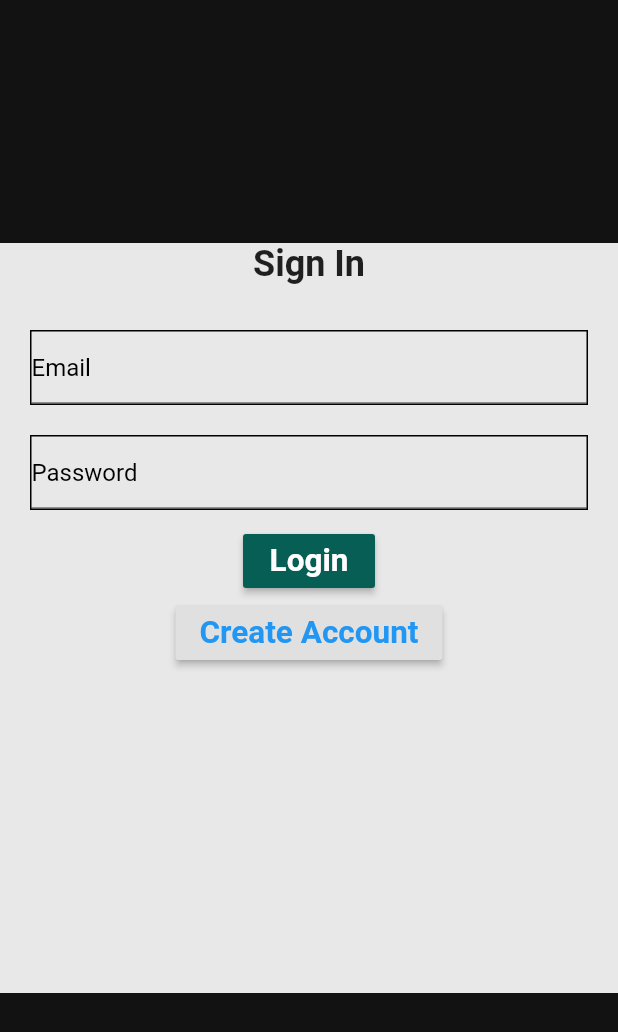
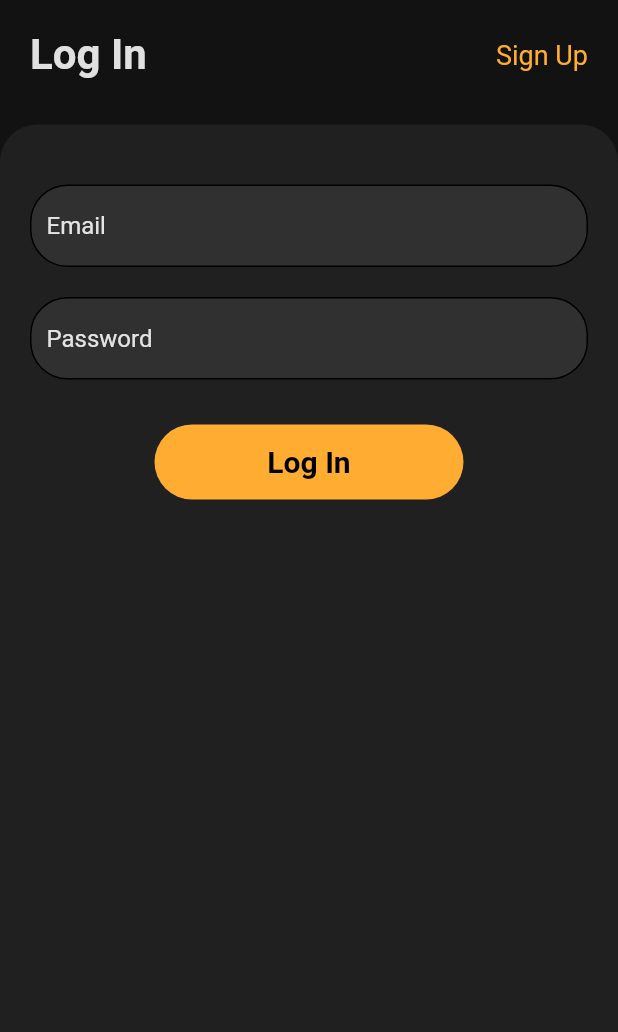
Before and after one commit to melhamin/eChat, a Flutter app: the screen it shows after launch, on a phone screen of 412 x 824 dp. Shown: the top 1032 px of the screen. Run offline on Flutter 3.47's test engine with Material 2 defaults, Android fonts, the light colour scheme and no system bars; our stand-ins replace cached_network_image, cloud_firestore, firebase_auth, firebase_storage, flutter_dotenv, hexcolor and 2 more; accounts and stored records are empty.

Commit message:
fixed login screen

```diff
--- a/lib/providers/auth.dart
+++ b/lib/providers/auth.dart
@@ -36,6 +36,7 @@ class Auth with ChangeNotifier implements BaseAuth {
 
   @override
   Future<String> signIn(String email, String password) async {
+    print('sign in : email ======> $email pass ========> $password');
     AuthResult result = await _firebaseAuth.signInWithEmailAndPassword(
         email: email, password: password);
     FirebaseUser user = result.user;
@@ -46,6 +47,7 @@ class Auth with ChangeNotifier implements BaseAuth {
 
   @override
   Future<String> signUp(String email, String password) async {
+    print('email ======> $email password ----------> $password');
     AuthResult result = await _firebaseAuth.createUserWithEmailAndPassword(
         email: email, password: password);
     FirebaseUser user = result.user;
--- a/lib/screens/auth_screen.dart
+++ b/lib/screens/auth_screen.dart
@@ -2,6 +2,7 @@ import 'package:flutter/material.dart';
 import 'package:hexcolor/hexcolor.dart';
 import 'package:provider/provider.dart';
 import 'package:whatsapp_clone/providers/auth.dart';
+import 'package:whatsapp_clone/widgets/app_bar.dart';
 
 enum AuthMode {
   SignIn,
@@ -23,126 +24,142 @@ class _AuthScreenState extends State<AuthScreen> {
     _formKey = GlobalKey<FormState>();
   }
 
+  Widget _buildFormField(String label, String saveTo,
+          [bool obscureText = false]) =>
+      Container(
+        height: 55,
+        alignment: Alignment.centerLeft,
+        padding: const EdgeInsets.only(left: 10),
+        decoration: BoxDecoration(
+          borderRadius: BorderRadius.circular(25),
+          border: Border.all(),
+          color: Hexcolor('#303030'),
+        ),
+        margin: EdgeInsets.symmetric(horizontal: 20, vertical: 10),
+        child: TextFormField(
+          style: TextStyle(
+            fontSize: 16,
+            color: Colors.white.withOpacity(0.87),
+          ),
+          obscureText: obscureText,
+          decoration: InputDecoration(
+            border: InputBorder.none,
+            hintText: label,
+            hintStyle:
+                TextStyle(color: Colors.white.withOpacity(0.87), fontSize: 16),
+          ),
+          onSaved: (value) => _authData['$saveTo'] = value.trim(),
+          validator: (value) {
+            if (value.isEmpty) return 'Invalid input.';
+            return null;
+          },
+        ),
+      );
+
   @override
   Widget build(BuildContext context) {
-    return Scaffold(
+    final mq = MediaQuery.of(context);
+    return SafeArea(
+      child: Scaffold(
         backgroundColor: Hexcolor('#121212'),
-      body: Center(
+        body: Column(
+          children: [
+            Container(
+              alignment: Alignment.topLeft,
+              padding: const EdgeInsets.only(
+                  left: 20, right: 20, top: 20, bottom: 30),
+              child: Row(
+                mainAxisAlignment: MainAxisAlignment.spaceBetween,
+                children: [
+                  Text(
+                    authMode == AuthMode.SignIn ? 'Log In' : 'Sign Up',
+                    style: TextStyle(
+                        fontSize: 28,
+                        fontWeight: FontWeight.bold,
+                        color: Colors.white.withOpacity(0.87)),
+                  ),
+                  GestureDetector(
+                    child: Text(
+                      authMode == AuthMode.SignIn ? 'Sign Up' : 'Log In',
+                      style: TextStyle(
+                        color: Theme.of(context).accentColor,
+                        fontSize: 18,
+                      ),
+                    ),
+                    onTap: () => setState(() {
+                      if (authMode == AuthMode.SignIn)
+                        authMode = AuthMode.SignUp;
+                      else
+                        authMode = AuthMode.SignIn;
+                    }),
+                  ),
+                ],
+              ),
+            ),
+            Expanded(
               child: Container(
-          color: Colors.white.withOpacity(0.9),
-          height: 500,
                 width: double.infinity,
+                decoration: BoxDecoration(
+                  color: Hexcolor('#202020'),
+                  borderRadius: BorderRadius.only(
+                    topRight: Radius.circular(25),
+                    topLeft: Radius.circular(25),
+                  ),
+                ),
                 child: Column(
                   children: [
-              Text(
-                authMode == AuthMode.SignIn ? 'Sign In' : 'Sign Up',
-                style: TextStyle(fontSize: 24, fontWeight: FontWeight.bold),
-              ),
-              SizedBox(height: 20),
+                    SizedBox(height: 30),
                     Form(
                       key: _formKey,
                       child: Column(
                         children: [
-                    if(authMode == AuthMode.SignUp)
-                    Container(
-                      decoration: BoxDecoration(
-                          border: Border.all(
-                        color: Colors.black,
-                      )),
-                      margin:
-                          EdgeInsets.symmetric(horizontal: 20, vertical: 10),
-                      child: TextFormField(
-                        decoration: InputDecoration(
-                          hintText: 'Username',
-                          hintStyle:
-                              TextStyle(color: Colors.black, fontSize: 16),
+                          if (authMode == AuthMode.SignUp)
+                            AnimatedContainer(
+                              duration: Duration(milliseconds: 200),
+                              height: authMode == AuthMode.SignUp ? 75 : 0,
+                              child: _buildFormField(
+                                  authMode == AuthMode.SignUp ? 'Username' : '',
+                                  'username'),
                             ),
-                        onSaved: (value) => _authData['username'] = value.trim(),
-                        validator: (val) {
-                          if(val.isEmpty) return 'Please enter a username';
-                          return null;
-                        },
+                          _buildFormField(
+                            'Email',
+                            'email',
                           ),
-                    ),
-                    Container(
-                      decoration: BoxDecoration(
-                          border: Border.all(
-                        color: Colors.black,
-                      )),
-                      margin:
-                          EdgeInsets.symmetric(horizontal: 20, vertical: 10),
-                      child: TextFormField(
-                        decoration: InputDecoration(
-                          hintText: 'Email',
-                          hintStyle:
-                              TextStyle(color: Colors.black, fontSize: 16),
-                        ),
-                        onSaved: (value) => _authData['email'] = value.trim(),
-                        validator: (val) {
-                          if(val.isEmpty) return 'Please enter a valid email';
-                          return null;
-                        },
-                      ),
-                    ),
-                    Container(
-                      decoration: BoxDecoration(
-                          border: Border.all(
-                        color: Colors.black,
-                      )),
-                      margin:
-                          EdgeInsets.symmetric(horizontal: 20, vertical: 10),
-                      child: TextFormField(
-                        obscureText: true,
-                        decoration: InputDecoration(
-                          hintText: 'Password',
-                          hintStyle:
-                              TextStyle(color: Colors.black, fontSize: 16),
-                        ),
-                        onSaved: (value) => _authData['password'] = value.trim(),
-                        validator: (val) {
-                          if(val.isEmpty) return 'Please enter a valid password';
-                          return null;
-                        },
-                      ),
-                    ),
-                    Column(
-                      mainAxisAlignment: MainAxisAlignment.spaceAround,
-                      children: [
-                        RaisedButton(
-                          color: Hexcolor('#075E54'),
-                          child: Text(
-                            authMode == AuthMode.SignIn ? 'Login' : 'Sign Up',
-                            style: TextStyle(
-                                fontSize: 21,
-                                fontWeight: FontWeight.bold,
-                                color: Colors.white),
-                          ),
-                          onPressed: () => authMode == AuthMode.SignIn ? _signIn() : _signUp(),
-                        ),
-                        RaisedButton(
-                          child: Text(
-                            authMode == AuthMode.SignIn ? 'Create Account': 'Have account? login',
-                            style: TextStyle(
-                                fontSize: 21,
-                                fontWeight: FontWeight.bold,
-                                color: Colors.blue),
-                          ),
-                          onPressed: () {
-                            setState(() {
-                              if(authMode == AuthMode.SignIn)
-                              authMode = AuthMode.SignUp;
-                              else
-                              authMode = AuthMode.SignIn;
-                            });
-                          },
-                        ),
-                      ],
+                          _buildFormField(
+                            'Password',
+                            'password',
+                            true,
                           ),
                         ],
                       ),
                     ),
+                    SizedBox(height: 20),
+                    GestureDetector(
+                        child: Container(
+                          width: mq.size.width * 0.5,
+                          height: 50,
+                          alignment: Alignment.center,
+                          decoration: BoxDecoration(
+                            color: Theme.of(context).accentColor,
+                            borderRadius: BorderRadius.circular(25),
+                          ),
+                          child: Text(
+                            authMode == AuthMode.SignIn ? 'Log In' : 'Sign Up',
+                            style: TextStyle(
+                              fontSize: 20,
+                              fontWeight: FontWeight.bold,
+                              color: Colors.black,
+                            ),
+                          ),
+                        ),
+                        onTap: () => authMode == AuthMode.SignUp
+                            ? _signUp()
+                            : _signIn()),
                   ],
                 ),
+              ),
+            ),
+          ],
         ),
       ),
     );
@@ -155,15 +172,18 @@ class _AuthScreenState extends State<AuthScreen> {
   };
 
   void _signUp() {
-    if(!_formKey.currentState.validate()) return;
+    if (!_formKey.currentState.validate()) return;
     _formKey.currentState.save();
-    Provider.of<Auth>(context, listen: false).signUp(_authData['email'], _authData['password']);
+    print('singup calle ------------>');
+    Provider.of<Auth>(context, listen: false)
+        .signUp(_authData['email'], _authData['password']);
+  }
 
-  }
   void _signIn() {
-    if(!_formKey.currentState.validate()) return;
+    if (!_formKey.currentState.validate()) return;
     _formKey.currentState.save();
-    Provider.of<Auth>(context, listen: false).signIn(_authData['email'], _authData['password']);
-
+    print('sign in calle ------------>');
+    Provider.of<Auth>(context, listen: false)
+        .signIn(_authData['email'], _authData['password']);
   }
 }
--- a/lib/screens/chat_item_screen.dart
+++ b/lib/screens/chat_item_screen.dart
@@ -300,7 +300,7 @@ class _ChatItemScreenState extends State<ChatItemScreen> {
               topRight: Radius.circular(25),
               topLeft: Radius.circular(25),
             ),
-                      child: StreamBuilder(
+            child: StreamBuilder(
                 stream: stream(),
                 builder: (ctx, snapshots) {
                   // print('snapshot length ----------> ${snapshots.data.documents.length}');
@@ -485,6 +485,9 @@ class MessageBubble extends StatelessWidget {
       alignment: isMe ? Alignment.centerRight : Alignment.centerLeft,
       margin: isMe ? EdgeInsets.only(left: 80) : EdgeInsets.only(right: 80),
       child: Material(
+        color: isMe
+            ? Colors.white.withOpacity(0.87)
+            : Theme.of(context).accentColor,
         borderRadius: isMe
             ? BorderRadius.only(
                 topRight: Radius.circular(15),
```
Lines whose indentation alone changed are shown as unchanged.
